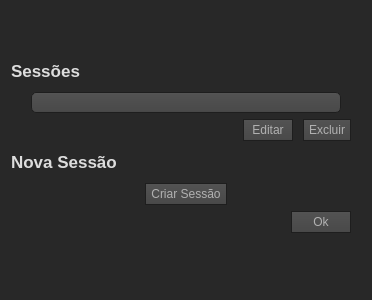
Before: the Qt Designer form CEditarSessaoForm.ui in nettoflix/MagoSend, drawn with Qt 5.
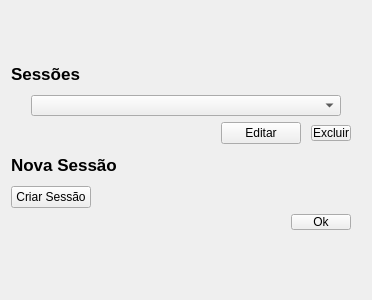
After: the same form once the commit is applied. Icons and pictures are not drawn.

Patch:
```diff
--- a/CEditarSessaoForm.ui
+++ b/CEditarSessaoForm.ui
@@ -20,476 +20,7 @@
    <string>Form</string>
   </property>
   <property name="styleSheet">
-   <string notr="true">QToolTip
-{
-     border: 2px solid cyan;
-     background-color:  white;
-     padding: 1px;
-     border-radius: 3px;
-     font-size: 11px;
-}
-
-QWidget
-{
-       color: #dddddd;	
-		background-color: #282828;
-		border-color: transparent;
-		border-width: 0px;
-}
-
-QLabel
-{
-        border-color: transparent;
-}
-
-
-QWidget:item:hover
-{
-    background-color: QLinearGradient( x1: 0, y1: 0, x2: 0, y2: 1, stop: 0 #ffa02f, stop: 1 #ca0619);
-    color: #000000;
-}
-
-QWidget:item:selected
-{
-    background-color: QLinearGradient( x1: 0, y1: 0, x2: 0, y2: 1, stop: 0 #ffa02f, stop: 1 #d7801a);
-}
-
-
-QDateTimeEdit
-{
-    background-color: QLinearGradient( x1: 0, y1: 0, x2: 0, y2: 1, stop: 0 #4d4d4d, stop: 0 #646464, stop: 1 #5d5d5d);
-    padding: 1px;
-    border-style: solid;
-    border: 1px solid #1e1e1e;
-    border-radius: 5;
-}
-
-QMenuBar::item
-{
-    background: transparent;
-}
-
-QMenuBar::item:selected
-{
-    background: transparent;
-    border: 1px solid #ffaa00;
-}
-
-QMenuBar::item:pressed
-{
-    background: #444;
-    border: 1px solid #000;
-    background-color: QLinearGradient(
-        x1:0, y1:0,
-	x2:0, y2:1,
-	stop:1 #212121,
-	stop:0.4 #343434/*,
-	stop:0.2 #343434,
-	stop:0.1 #ffaa00*/
-    );
-    margin-bottom:-1px;
-    padding-bottom:1px;
-}
-
-QMenu
-{
-    border: 1px solid #000;
-}
-
-
-QMenu::item
-{
-    padding: 2px 20px 2px 20px;
-}
-
-QMenu::item:selected
-{
-    color: #000000;
-}
-
-QWidget:disabled
-{
-    color: #404040;
-    background-color: #323232;
-}
-
-
-
-QDateTimeEdit::drop-down
-{
-     subcontrol-origin: padding;
-     subcontrol-position: top right;
-     width: 15px;
-
-     border-left-width: 0px;
-     border-left-color: darkgray;
-     border-left-style: solid; /* just a single line */
-     border-top-right-radius: 3px; /* same radius as the QComboBox */
-     border-bottom-right-radius: 3px;
- }
-
-QDateTimeEdit::down-arrow
-{
-     image: url(:/images/down_arrow.png);
-}
-
-QWidget:focus
-{
-    /*border: 2px solid QLinearGradient( x1: 0, y1: 0, x2: 0, y2: 1, stop: 0 #ffa02f, stop: 1 #d7801a);*/
-}
-
-QLineEdit
-{
-    background-color: QLinearGradient( x1: 0, y1: 0, x2: 0, y2: 1, stop: 0 #4d4d4d, stop: 0 #646464, stop: 1 #5d5d5d);
-    padding: 1px;
-    border-style: solid;
-    border: 1px solid #1e1e1e;
-    border-radius: 0;
-}
-
-QPushButton
-{
-    color: #b1b1b1;
-    background-color: QLinearGradient( x1: 0, y1: 0, x2: 0, y2: 1, stop: 0 #565656, stop: 0.1 #525252, stop: 0.5 #4e4e4e, stop: 0.9 #4a4a4a, stop: 1 #464646);
-    border-width: 1px;
-    border-color: #1e1e1e;
-    border-style: solid;
-    border-radius: 0;
-    padding: 3px;
-    font-size: 12px;
-    padding-left: 5px;
-    padding-right: 5px;
-}
-
-QPushButton:pressed
-{
-    background-color: QLinearGradient( x1: 0, y1: 0, x2: 0, y2: 1, stop: 0 #2d2d2d, stop: 0.1 #2b2b2b, stop: 0.5 #292929, stop: 0.9 #282828, stop: 1 #252525);
-}
-
-QComboBox
-{
-    selection-background-color: #ffaa00;
-    background-color: QLinearGradient( x1: 0, y1: 0, x2: 0, y2: 1, stop: 0 #565656, stop: 0.1 #525252, stop: 0.5 #4e4e4e, stop: 0.9 #4a4a4a, stop: 1 #464646);
-    border-style: solid;
-    border: 1px solid #1e1e1e;
-    border-radius: 5;
-}
-
-QComboBox:hover,QPushButton:hover
-{
-    border: 2px solid QLinearGradient( x1: 0, y1: 0, x2: 0, y2: 1, stop: 0 #ffa02f, stop: 1 #d7801a);
-}
-
-
-QComboBox:on
-{
-    padding-top: 3px;
-    padding-left: 4px;
-    background-color: QLinearGradient( x1: 0, y1: 0, x2: 0, y2: 1, stop: 0 #2d2d2d, stop: 0.1 #2b2b2b, stop: 0.5 #292929, stop: 0.9 #282828, stop: 1 #252525);
-    selection-background-color: #ffaa00;
-}
-
-QComboBox QAbstractItemView
-{
-    border: 2px solid darkgray;
-    selection-background-color: QLinearGradient( x1: 0, y1: 0, x2: 0, y2: 1, stop: 0 #ffa02f, stop: 1 #d7801a);
-}
-
-QComboBox::drop-down
-{
-     subcontrol-origin: padding;
-     subcontrol-position: top right;
-     width: 15px;
-
-     border-left-width: 0px;
-     border-left-color: darkgray;
-     border-left-style: solid; /* just a single line */
-     border-top-right-radius: 3px; /* same radius as the QComboBox */
-     border-bottom-right-radius: 3px;
- }
-
-QComboBox::down-arrow
-{
-     image: url(:/images/down_arrow.png);
-}
-
-QGroupBox:focus
-{
-border: 2px solid QLinearGradient( x1: 0, y1: 0, x2: 0, y2: 1, stop: 0 #ffa02f, stop: 1 #d7801a);
-}
-
-QTextEdit:focus
-{
-    border: 2px solid QLinearGradient( x1: 0, y1: 0, x2: 0, y2: 1, stop: 0 #ffa02f, stop: 1 #d7801a);
-}
-
-QScrollBar:horizontal {
-     border: 1px solid #222222;
-     background: QLinearGradient(x1: 0, y1: 0, x2: 0, y2: 1, stop: 0 #101010, stop: 1 #303030);
-     height: 12px;
-     margin: 0px 16px 0 16px;
-}
-
-QScrollBar::handle:horizontal
-{
-      background: QLinearGradient( x1: 0, y1: 0, x2: 0, y2: 1, stop: 0.0 #303030, stop: 1 #404040);
-      min-height: 20px;
-      border-radius: 2px;
-}
-
-QScrollBar::add-line:horizontal {
-      border: 1px solid #1b1b19;
-      border-radius: 2px;
-      background: QLinearGradient( x1: 0, y1: 0, x2: 0, y2: 1, stop: 0 #000000, stop: 1 #101010);
-      width: 14px;
-      subcontrol-position: right;
-      subcontrol-origin: margin;
-}
-
-QScrollBar::sub-line:horizontal {
-      border: 1px solid #1b1b19;
-      border-radius: 2px;
-      background: QLinearGradient( x1: 0, y1: 0, x2: 0, y2: 1, stop: 0 #000000, stop: 1 #101010);
-      width: 14px;
-     subcontrol-position: left;
-     subcontrol-origin: margin;
-}
-
-QScrollBar::right-arrow:horizontal, QScrollBar::left-arrow:horizontal
-{
-      border: 1px solid black;
-      width: 1px;
-      height: 1px;
-      background: white;
-}
-
-QScrollBar::add-page:horizontal, QScrollBar::sub-page:horizontal
-{
-      background: none;
-}
-
-QScrollBar:vertical
-{
-      background: QLinearGradient(x1: 0, y1: 0, x2: 1, y2: 0, stop: 0 #101010, stop: 1 #303030);
-      width: 15px;
-      margin: 16px 0 16px 0;
-      border: 1px solid #222222;
-}
-
-QScrollBar::handle:vertical
-{
-      background: QLinearGradient( x1: 0, y1: 0, x2: 1, y2: 0, stop: 0.0 #303030, stop: 1 #404040);
-      min-height: 20px;
-      border-radius: 2px;
-}
-
-QScrollBar::add-line:vertical
-{
-      border: 1px solid #1b1b19;
-      border-radius: 2px;
-      background: QLinearGradient( x1: 0, y1: 0, x2: 1, y2: 0, stop: 0 #000000, stop: 1 #101010);
-      height: 14px;
-      subcontrol-position: bottom;
-      subcontrol-origin: margin;
-}
-
-QScrollBar::sub-line:vertical
-{
-      border: 1px solid #1b1b19;
-      border-radius: 2px;
-      background: QLinearGradient( x1: 0, y1: 0, x2: 0, y2: 1, stop: 0 #000000, stop: 1 #000000);
-      height: 14px;
-      subcontrol-position: top;
-      subcontrol-origin: margin;
-}
-
-QScrollBar::up-arrow:vertical, QScrollBar::down-arrow:vertical
-{
-      border: 1px solid black;
-      width: 1px;
-      height: 1px;
-      background: white;
-}
-
-
-QScrollBar::add-page:vertical, QScrollBar::sub-page:vertical
-{
-      background: none;
-}
-
-QTextEdit
-{
-    background-color: #242424;
-}
-
-QPlainTextEdit
-{
-    background-color: #242424;
-}
-
-QHeaderView::section
-{
-    background-color: #303030
-    color: white;
-    padding-left: 4px;
-    border: 1px solid #6c6c6c;
-}
-
-QCheckBox:disabled
-{
-color: #414141;
-}
-
-QDockWidget::title
-{
-    text-align: center;
-    spacing: 3px; /* spacing between items in the tool bar */
-    background-color: QLinearGradient(x1:0, y1:0, x2:0, y2:1, stop:0 #323232, stop: 0.5 #242424, stop:1 #323232);
-}
-
-QDockWidget::close-button, QDockWidget::float-button
-{
-    text-align: center;
-    spacing: 1px; /* spacing between items in the tool bar */
-    background-color: QLinearGradient(x1:0, y1:0, x2:0, y2:1, stop:0 #323232, stop: 0.5 #242424, stop:1 #323232);
-}
-
-QDockWidget::close-button:hover, QDockWidget::float-button:hover
-{
-    background: #242424;
-}
-
-QDockWidget::close-button:pressed, QDockWidget::float-button:pressed
-{
-    padding: 1px -1px -1px 1px;
-}
-
-QMainWindow::separator
-{
-    background-color: QLinearGradient(x1:0, y1:0, x2:0, y2:1, stop:0 #161616, stop: 0.5 #151515, stop: 0.6 #212121, stop:1 #343434);
-    color: white;
-    padding-left: 4px;
-    border: 1px solid #4c4c4c;
-    spacing: 3px; /* spacing between items in the tool bar */
-}
-
-QMainWindow::separator:hover
-{
-
-    background-color: QLinearGradient(x1:0, y1:0, x2:0, y2:1, stop:0 #d7801a, stop:0.5 #b56c17 stop:1 #ffa02f);
-    color: white;
-    padding-left: 4px;
-    border: 1px solid #6c6c6c;
-    spacing: 3px; /* spacing between items in the tool bar */
-}
-QTableWidget 
-{
-	 background-color: #353535;
-}
-
-
-
-QToolBar::handle
-{
-     spacing: 3px; /* spacing between items in the tool bar */
-     background: url(:/images/handle.png);
-}
-
-QMenu::separator
-{
-    height: 2px;
-    background-color: QLinearGradient(x1:0, y1:0, x2:0, y2:1, stop:0 #161616, stop: 0.5 #151515, stop: 0.6 #212121, stop:1 #343434);
-    color: white;
-    padding-left: 4px;
-    margin-left: 10px;
-    margin-right: 5px;
-}
-
-QProgressBar
-{
-    border: 2px solid grey;
-    border-radius: 5px;
-    text-align: center;
-}
-
-QProgressBar::chunk
-{
-    background-color: #d7801a;
-    width: 2.15px;
-    margin: 0.5px;
-}
-
-
-
-
-QTabBar::tab:last
-{
-    margin-right: 0; 
-    border-top-right-radius: 3px;
-}
-
-QTabBar::tab:first:!selected
-{
- 	margin-left: 0px; 
-
-    border-top-left-radius: 3px;
-}
-
-
-
-
-QRadioButton::indicator:checked, QRadioButton::indicator:unchecked{
-    color: #b1b1b1;
-    background-color: #323232;
-    border: 1px solid #b1b1b1;
-    border-radius: 6px;
-}
-
-QRadioButton::indicator:checked
-{
-    background-color: qradialgradient(
-        cx: 0.5, cy: 0.5,
-	fx: 0.5, fy: 0.5,
-	radius: 1.0,
-	stop: 0.25 #ffaa00,
-	stop: 0.3 #323232
-    );
-}
-
-QCheckBox::indicator{
-    color: #b1b1b1;
-    background-color: #323232;
-    border: 1px solid #b1b1b1;
-    width: 9px;
-    height: 9px;
-}
-
-QRadioButton::indicator
-{
-    border-radius: 6px;
-}
-
-QRadioButton::indicator:hover, QCheckBox::indicator:hover
-{
-    border: 1px solid #ffaa00;
-}
-
-QCheckBox::indicator:checked
-{
-    image:url(:/images/checkbox.png);
-}
-
-QCheckBox::indicator:disabled, QRadioButton::indicator:disabled
-{
-    border: 1px solid #444;
-}
-
-
-
-
-
-
-</string>
+   <string notr="true"/>
   </property>
   <layout class="QVBoxLayout" name="verticalLayout_2">
    <item>
@@ -629,7 +160,7 @@
          </property>
         </widget>
        </item>
-       <item alignment="Qt::AlignHCenter">
+       <item alignment="Qt::AlignLeft">
         <widget class="QPushButton" name="btn_criarSessao">
          <property name="text">
           <string>Criar Sessão</string>
```
